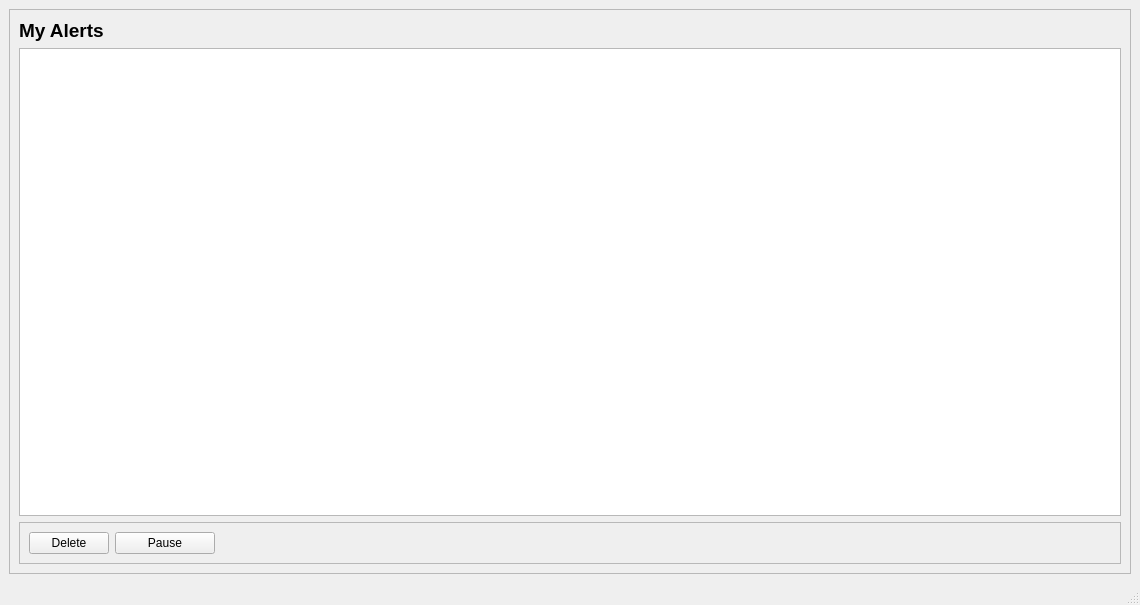
Qt form UIFiles/myAlerts.ui (ShubhamMandavkar/TYLiveProjectt-StockAutomationSystem) before a commit.
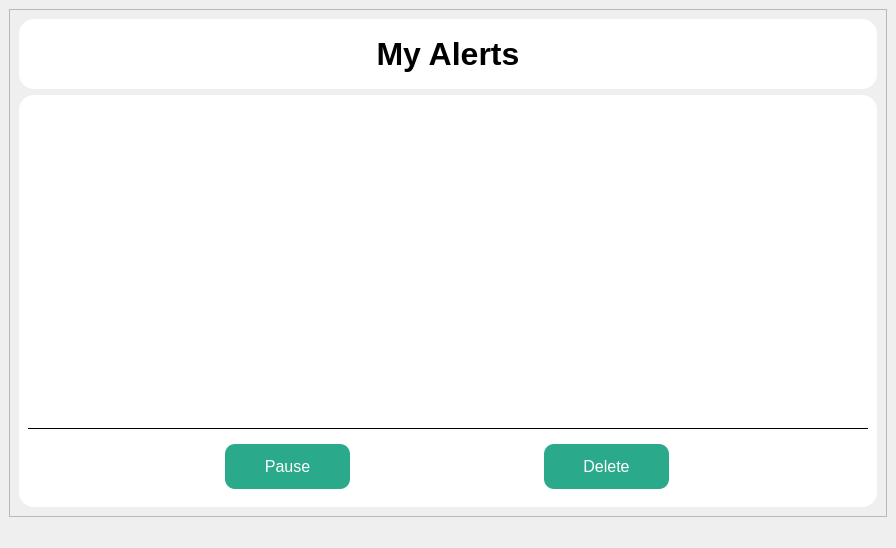
The same form after that commit.

```diff
--- a/UIFiles/myAlerts.ui
+++ b/UIFiles/myAlerts.ui
@@ -6,13 +6,16 @@
    <rect>
     <x>0</x>
     <y>0</y>
-    <width>1140</width>
-    <height>605</height>
+    <width>896</width>
+    <height>548</height>
    </rect>
   </property>
   <property name="windowTitle">
    <string>MainWindow</string>
   </property>
+  <property name="styleSheet">
+   <string notr="true">background-color: rgb(239, 239, 239);</string>
+  </property>
   <widget class="QWidget" name="centralwidget">
    <layout class="QHBoxLayout" name="horizontalLayout">
     <item>
@@ -25,18 +28,74 @@
       </property>
       <layout class="QVBoxLayout" name="verticalLayout_2">
        <item>
+        <widget class="QFrame" name="frame_2">
+         <property name="minimumSize">
+          <size>
+           <width>0</width>
+           <height>70</height>
+          </size>
+         </property>
+         <property name="maximumSize">
+          <size>
+           <width>16777215</width>
+           <height>80</height>
+          </size>
+         </property>
+         <property name="styleSheet">
+          <string notr="true">QFrame{
+	border-radius : 15px;
+	background-color: white;
+}
+</string>
+         </property>
+         <property name="frameShape">
+          <enum>QFrame::StyledPanel</enum>
+         </property>
+         <property name="frameShadow">
+          <enum>QFrame::Raised</enum>
+         </property>
+         <layout class="QHBoxLayout" name="horizontalLayout_2">
+          <item>
         <widget class="QLabel" name="label">
          <property name="font">
           <font>
-           <pointsize>14</pointsize>
+              <pointsize>24</pointsize>
            <bold>true</bold>
           </font>
          </property>
+            <property name="styleSheet">
+             <string notr="true">QLabel{
+	color: rgb(0, 0, 0);
+}
+</string>
+            </property>
          <property name="text">
           <string>My Alerts</string>
          </property>
-        </widget>
-       </item>
+            <property name="alignment">
+             <set>Qt::AlignCenter</set>
+            </property>
+           </widget>
+          </item>
+         </layout>
+        </widget>
+       </item>
+       <item>
+        <widget class="QFrame" name="frame_3">
+         <property name="styleSheet">
+          <string notr="true">QFrame{
+	border-radius : 15px;
+	background-color: white;
+}
+</string>
+         </property>
+         <property name="frameShape">
+          <enum>QFrame::StyledPanel</enum>
+         </property>
+         <property name="frameShadow">
+          <enum>QFrame::Raised</enum>
+         </property>
+         <layout class="QVBoxLayout" name="verticalLayout">
        <item>
         <widget class="QListView" name="lsvMyAlerts">
          <property name="font">
@@ -52,11 +111,29 @@
           <bool>true</bool>
          </property>
          <property name="isWrapping" stdset="0">
-          <bool>true</bool>
-         </property>
-         <property name="wordWrap">
           <bool>false</bool>
          </property>
+            <property name="resizeMode">
+             <enum>QListView::Adjust</enum>
+            </property>
+            <property name="spacing">
+             <number>2</number>
+            </property>
+            <property name="wordWrap">
+             <bool>true</bool>
+            </property>
+           </widget>
+          </item>
+          <item>
+           <widget class="Line" name="line">
+            <property name="styleSheet">
+             <string notr="true">QFrame{
+	border-bottom: 1px solid black;
+}</string>
+            </property>
+            <property name="orientation">
+             <enum>Qt::Horizontal</enum>
+            </property>
         </widget>
        </item>
        <item>
@@ -67,33 +144,85 @@
          <property name="frameShadow">
           <enum>QFrame::Raised</enum>
          </property>
-         <layout class="QFormLayout" name="formLayout">
-          <item row="0" column="0">
-           <widget class="QPushButton" name="btnDelete">
-            <property name="maximumSize">
-             <size>
-              <width>100</width>
-              <height>16777215</height>
-             </size>
-            </property>
-            <property name="text">
-             <string>Delete</string>
-            </property>
-           </widget>
-          </item>
-          <item row="0" column="1">
+            <layout class="QHBoxLayout" name="horizontalLayout_3">
+             <item>
            <widget class="QPushButton" name="btnPause">
+               <property name="minimumSize">
+                <size>
+                 <width>0</width>
+                 <height>45</height>
+                </size>
+               </property>
             <property name="maximumSize">
              <size>
-              <width>100</width>
+                 <width>125</width>
               <height>16777215</height>
              </size>
             </property>
+               <property name="font">
+                <font>
+                 <pointsize>12</pointsize>
+                 <bold>false</bold>
+                </font>
+               </property>
+               <property name="styleSheet">
+                <string notr="true">QPushButton{
+	background-color: #2AAA8A;
+	color: rgb(255, 255, 255);
+	border-radius : 10px;
+	padding: 5px;	
+}
+
+QPushButton:hover{
+	background-color: rgb(46, 186, 151);
+	color: rgb(0, 0, 0);
+}</string>
+               </property>
             <property name="text">
              <string>Pause</string>
             </property>
            </widget>
           </item>
+             <item>
+              <widget class="QPushButton" name="btnDelete">
+               <property name="minimumSize">
+                <size>
+                 <width>0</width>
+                 <height>45</height>
+                </size>
+               </property>
+               <property name="maximumSize">
+                <size>
+                 <width>125</width>
+                 <height>16777215</height>
+                </size>
+               </property>
+               <property name="font">
+                <font>
+                 <pointsize>12</pointsize>
+                </font>
+               </property>
+               <property name="styleSheet">
+                <string notr="true">QPushButton{
+	background-color: #2AAA8A;
+	color: rgb(255, 255, 255);
+	border-radius : 10px;
+	padding: 5px;	
+}
+
+QPushButton:hover{
+	background-color: rgb(46, 186, 151);
+	color: rgb(0, 0, 0);
+}</string>
+               </property>
+               <property name="text">
+                <string>Delete</string>
+               </property>
+              </widget>
+             </item>
+            </layout>
+           </widget>
+          </item>
          </layout>
         </widget>
        </item>
```
Left out of the diff: 2 changed lines with no effect on the pictures. Lines whose indentation alone changed are shown as unchanged.
